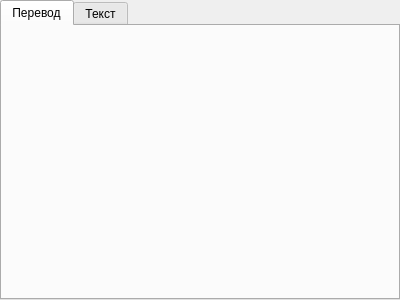
First picture: the form in src/settings.ui, repository deadpadre/zardos, before the edit.
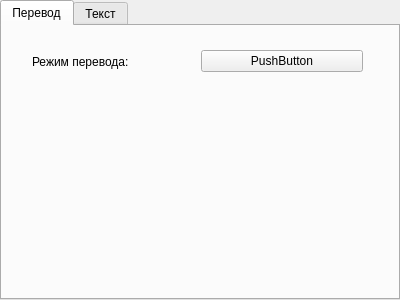
Second picture: the form after the edit. The open tabs and pages were chosen to show the change.

Commit message: Finally get up with dropdown button

Diff of the .ui file:
```diff
--- a/src/settings.ui
+++ b/src/settings.ui
@@ -20,6 +20,35 @@
    <attribute name="title">
     <string>Перевод</string>
    </attribute>
+   <widget class="QWidget" name="">
+    <property name="geometry">
+     <rect>
+      <x>30</x>
+      <y>20</y>
+      <width>331</width>
+      <height>31</height>
+     </rect>
+    </property>
+    <layout class="QHBoxLayout" name="horizontalLayout">
+     <item>
+      <widget class="QLabel" name="label">
+       <property name="text">
+        <string>Режим перевода:</string>
+       </property>
+      </widget>
+     </item>
+     <item>
+      <widget class="QPushButton" name="multipleTranslationButton">
+       <property name="contextMenuPolicy">
+        <enum>Qt::DefaultContextMenu</enum>
+       </property>
+       <property name="text">
+        <string>PushButton</string>
+       </property>
+      </widget>
+     </item>
+    </layout>
+   </widget>
   </widget>
   <widget class="QWidget" name="Text">
    <attribute name="title">
```
Left out of the diff: 12 changed lines with no effect on the pictures. The commit also changes 6 other files.
